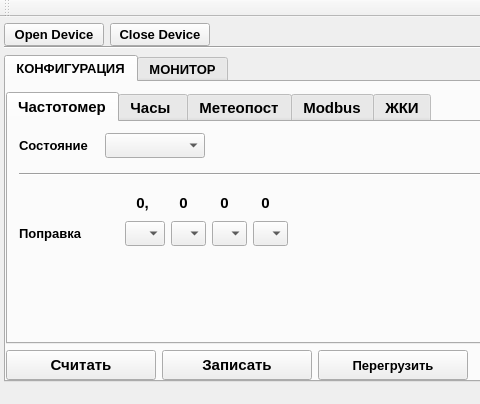
Above: informPConfigurator/mainwindow.ui from Goodjamp/informPConfigurator before the change; both pictures show x 0 to 480 and y 0 to 404 of the 901 by 404 pixel window. Below: the same form after it.
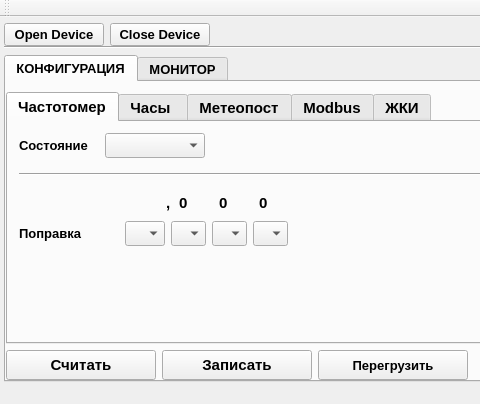
That is the form after the change. The open tabs and pages were chosen to show the change.

Patch:
```diff
--- a/informPConfigurator/mainwindow.ui
+++ b/informPConfigurator/mainwindow.ui
@@ -305,18 +305,31 @@
                  </font>
                 </property>
                 <property name="text">
-                 <string>0,</string>
+                 <string> </string>
                 </property>
                 <property name="alignment">
                  <set>Qt::AlignCenter</set>
                 </property>
                </widget>
               </item>
+              <item>
+               <widget class="QLabel" name="label_5">
+                <property name="minimumSize">
+                 <size>
+                  <width>7</width>
+                  <height>0</height>
+                 </size>
+                </property>
+                <property name="text">
+                 <string>,</string>
+                </property>
+               </widget>
+              </item>
               <item>
                <widget class="QLabel" name="label_31">
                 <property name="minimumSize">
                  <size>
-                  <width>35</width>
+                  <width>34</width>
                   <height>25</height>
                  </size>
                 </property>
@@ -335,7 +348,7 @@
                  <string>0</string>
                 </property>
                 <property name="alignment">
-                 <set>Qt::AlignCenter</set>
+                 <set>Qt::AlignLeading|Qt::AlignLeft|Qt::AlignVCenter</set>
                 </property>
                </widget>
               </item>
@@ -343,7 +356,7 @@
                <widget class="QLabel" name="label_29">
                 <property name="minimumSize">
                  <size>
-                  <width>35</width>
+                  <width>34</width>
                   <height>25</height>
                  </size>
                 </property>
@@ -362,7 +375,7 @@
                  <string>0</string>
                 </property>
                 <property name="alignment">
-                 <set>Qt::AlignCenter</set>
+                 <set>Qt::AlignLeading|Qt::AlignLeft|Qt::AlignVCenter</set>
                 </property>
                </widget>
               </item>
@@ -370,7 +383,7 @@
                <widget class="QLabel" name="label_30">
                 <property name="minimumSize">
                  <size>
-                  <width>35</width>
+                  <width>34</width>
                   <height>25</height>
                  </size>
                 </property>
@@ -389,7 +402,7 @@
                  <string>0</string>
                 </property>
                 <property name="alignment">
-                 <set>Qt::AlignCenter</set>
+                 <set>Qt::AlignLeading|Qt::AlignLeft|Qt::AlignVCenter</set>
                 </property>
                </widget>
               </item>
```
Left out of the diff: 2 changed lines with no effect on the pictures.
